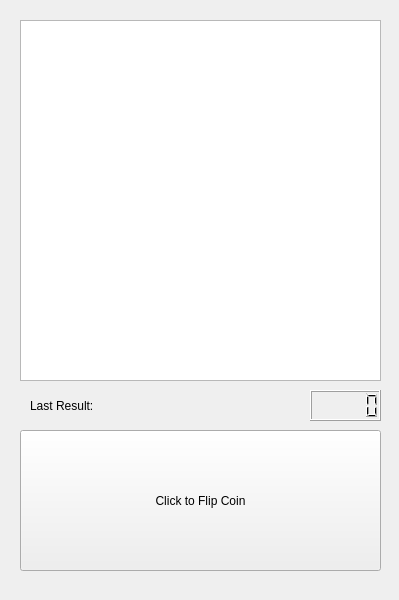
The window that Cpp/GUI-CoinFlipSim/widget.ui (Tristan-Phillips/Training) describes before a commit, drawn with Qt 5.
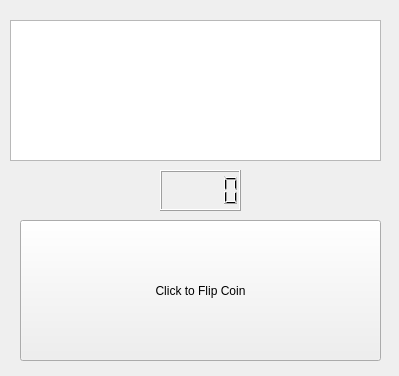
The same window after the commit.

Commit message:
Abandoned the image and the prev-result label
They might be added later, added a blink effect for when updating the text edit, initial blink is too long and needs to be fixed

Patch:
```diff
--- a/Cpp/GUI-CoinFlipSim/widget.ui
+++ b/Cpp/GUI-CoinFlipSim/widget.ui
@@ -7,39 +7,29 @@
     <x>0</x>
     <y>0</y>
     <width>399</width>
-    <height>600</height>
+    <height>376</height>
    </rect>
   </property>
   <property name="minimumSize">
    <size>
     <width>399</width>
-    <height>600</height>
+    <height>376</height>
    </size>
   </property>
   <property name="maximumSize">
    <size>
     <width>399</width>
-    <height>600</height>
+    <height>376</height>
    </size>
   </property>
   <property name="windowTitle">
    <string>Widget</string>
   </property>
-  <widget class="QGraphicsView" name="graphicsView_coin">
-   <property name="geometry">
-    <rect>
-     <x>20</x>
-     <y>20</y>
-     <width>361</width>
-     <height>361</height>
-    </rect>
-   </property>
-  </widget>
   <widget class="QPushButton" name="pushButton_clickToFlip">
    <property name="geometry">
     <rect>
      <x>20</x>
-     <y>430</y>
+     <y>220</y>
      <width>361</width>
      <height>141</height>
     </rect>
@@ -48,29 +38,33 @@
     <string>Click to Flip Coin</string>
    </property>
   </widget>
-  <widget class="QLabel" name="label_lastResult">
-   <property name="geometry">
-    <rect>
-     <x>30</x>
-     <y>395</y>
-     <width>91</width>
-     <height>21</height>
-    </rect>
-   </property>
-   <property name="text">
-    <string>Last Result:</string>
-   </property>
-  </widget>
   <widget class="QLCDNumber" name="lcdNumber_totalClicks">
    <property name="geometry">
     <rect>
-     <x>310</x>
-     <y>390</y>
-     <width>71</width>
-     <height>31</height>
+     <x>160</x>
+     <y>170</y>
+     <width>81</width>
+     <height>41</height>
     </rect>
    </property>
   </widget>
+  <widget class="QTextEdit" name="textEdit_image">
+   <property name="geometry">
+    <rect>
+     <x>10</x>
+     <y>20</y>
+     <width>371</width>
+     <height>141</height>
+    </rect>
+   </property>
+   <property name="html">
+    <string>&lt;!DOCTYPE HTML PUBLIC &quot;-//W3C//DTD HTML 4.0//EN&quot; &quot;http://www.w3.org/TR/REC-html40/strict.dtd&quot;&gt;
+&lt;html&gt;&lt;head&gt;&lt;meta name=&quot;qrichtext&quot; content=&quot;1&quot; /&gt;&lt;meta charset=&quot;utf-8&quot; /&gt;&lt;style type=&quot;text/css&quot;&gt;
+p, li { white-space: pre-wrap; }
+&lt;/style&gt;&lt;/head&gt;&lt;body style=&quot; font-family:'Segoe UI'; font-size:9pt; font-weight:400; font-style:normal;&quot;&gt;
+&lt;p align=&quot;center&quot; style=&quot;-qt-paragraph-type:empty; margin-top:0px; margin-bottom:0px; margin-left:0px; margin-right:0px; -qt-block-indent:0; text-indent:0px;&quot;&gt;&lt;br /&gt;&lt;/p&gt;&lt;/body&gt;&lt;/html&gt;</string>
+   </property>
+  </widget>
  </widget>
  <resources/>
  <connections/>
```
The commit also changes 2 other files.
